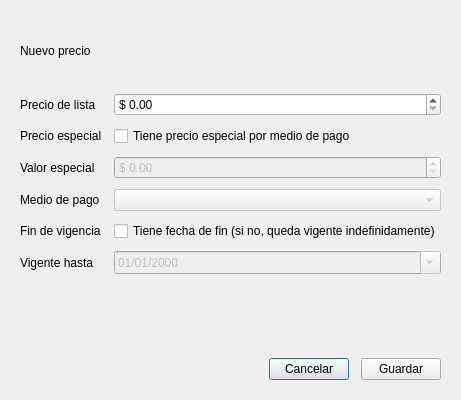
segovia-gabriel/ProyectoFinal-PracticasII, file vista/menu/precio_form.ui: the form before one commit.
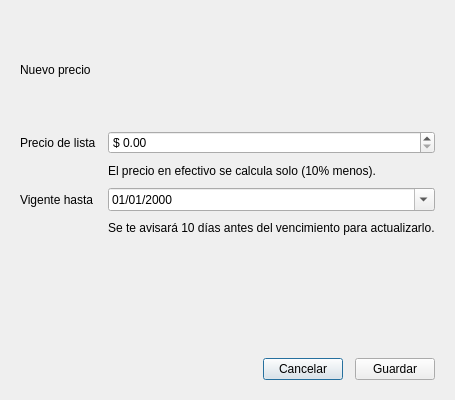
The form after the commit.

```diff
--- a/vista/menu/precio_form.ui
+++ b/vista/menu/precio_form.ui
@@ -67,83 +67,22 @@
        </property>
       </widget>
      </item>
-     <item row="1" column="0">
-      <widget class="QLabel" name="label_tieneEspecial">
-       <property name="text">
-        <string>Precio especial</string>
-       </property>
-      </widget>
-     </item>
      <item row="1" column="1">
-      <widget class="QCheckBox" name="checkBox_especial">
+      <widget class="QLabel" name="label_notaEfectivo">
        <property name="text">
-        <string>Tiene precio especial por medio de pago</string>
+        <string>El precio en efectivo se calcula solo (10% menos).</string>
        </property>
       </widget>
      </item>
      <item row="2" column="0">
-      <widget class="QLabel" name="label_especial">
-       <property name="text">
-        <string>Valor especial</string>
-       </property>
-      </widget>
-     </item>
-     <item row="2" column="1">
-      <widget class="QDoubleSpinBox" name="doubleSpinBox_especial">
-       <property name="prefix">
-        <string>$ </string>
-       </property>
-       <property name="decimals">
-        <number>2</number>
-       </property>
-       <property name="maximum">
-        <double>9999999.00</double>
-       </property>
-       <property name="enabled">
-        <bool>false</bool>
-       </property>
-      </widget>
-     </item>
-     <item row="3" column="0">
-      <widget class="QLabel" name="label_medio">
-       <property name="text">
-        <string>Medio de pago</string>
-       </property>
-      </widget>
-     </item>
-     <item row="3" column="1">
-      <widget class="QComboBox" name="comboBox_medio">
-       <property name="enabled">
-        <bool>false</bool>
-       </property>
-      </widget>
-     </item>
-     <item row="4" column="0">
-      <widget class="QLabel" name="label_tieneFin">
-       <property name="text">
-        <string>Fin de vigencia</string>
-       </property>
-      </widget>
-     </item>
-     <item row="4" column="1">
-      <widget class="QCheckBox" name="checkBox_fechaFin">
-       <property name="text">
-        <string>Tiene fecha de fin (si no, queda vigente indefinidamente)</string>
-       </property>
-      </widget>
-     </item>
-     <item row="5" column="0">
       <widget class="QLabel" name="label_fin">
        <property name="text">
         <string>Vigente hasta</string>
        </property>
       </widget>
      </item>
-     <item row="5" column="1">
+     <item row="2" column="1">
       <widget class="QDateEdit" name="dateEdit_fin">
-       <property name="enabled">
-        <bool>false</bool>
-       </property>
        <property name="calendarPopup">
         <bool>true</bool>
        </property>
@@ -152,6 +91,13 @@
        </property>
       </widget>
      </item>
+     <item row="3" column="1">
+      <widget class="QLabel" name="label_avisoVencimiento">
+       <property name="text">
+        <string>Se te avisará 10 días antes del vencimiento para actualizarlo.</string>
+       </property>
+      </widget>
+     </item>
     </layout>
    </item>
    <item>
```
